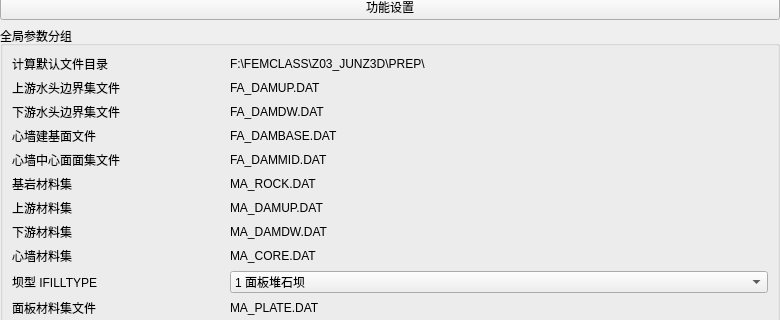
Before: the Qt Designer form plugins/Base_Slover/DamAnalysisWidget.ui in asd977/base_cae, drawn with Qt 5; both pictures show x 0 to 780 and y 198 to 518 of the 780 by 1275 pixel window.
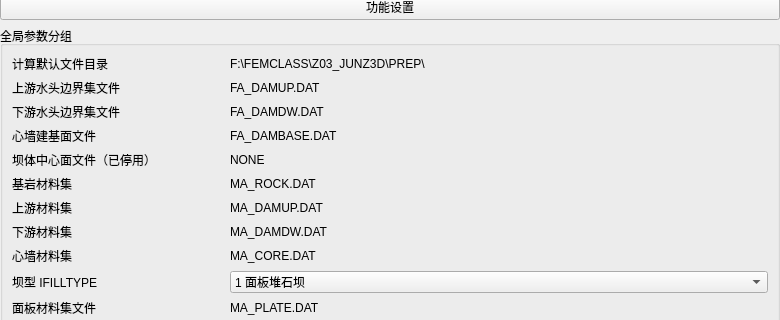
After: the same form once the commit is applied.

Commit message: Remove DAMMID boundary from dam analysis workflow

```diff
--- a/plugins/Base_Slover/DamAnalysisWidget.ui
+++ b/plugins/Base_Slover/DamAnalysisWidget.ui
@@ -105,14 +105,14 @@
      <item row="4" column="0">
       <widget class="QLabel" name="labelLine5">
        <property name="text">
-        <string>心墙中心面面集文件</string>
+        <string>坝体中心面文件（已停用）</string>
        </property>
       </widget>
      </item>
      <item row="4" column="1">
       <widget class="QLabel" name="line5Value">
        <property name="text">
-        <string>FA_DAMMID.DAT</string>
+        <string>NONE</string>
        </property>
       </widget>
      </item>
```
Lines whose indentation alone changed are shown as unchanged. The commit also changes 2 other files.
